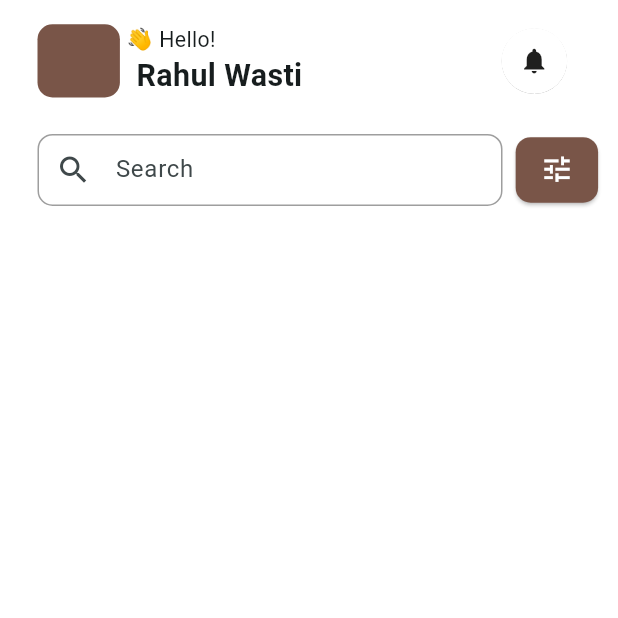
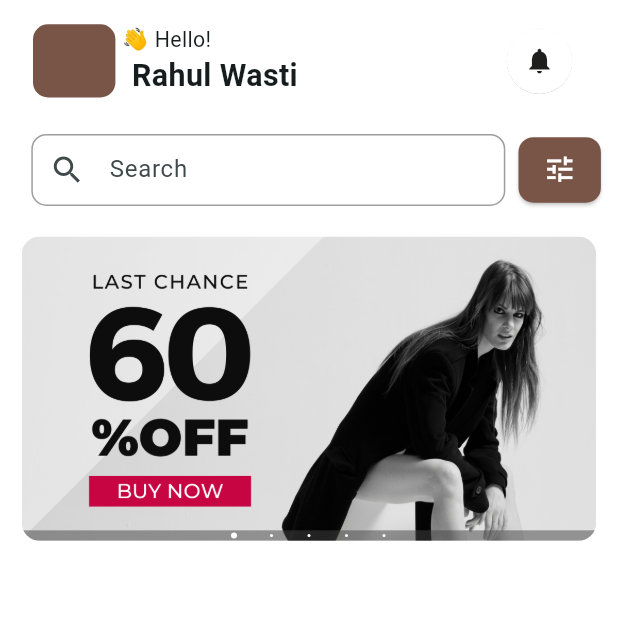
Before and after one commit to Rahulwasti1/CAPSTONE, a Flutter app: the screen it shows after launch, on a phone screen of 412 x 824 dp, the top half of it. Run offline on Flutter 3.47's test engine with Material 3 defaults, Android fonts, the phone set to English and light mode, and no system bars; our stand-ins replace another_carousel_pro, flutter_screenutil.

```diff
--- a/lib/main.dart
+++ b/lib/main.dart
@@ -1,4 +1,3 @@
-import 'package:capstone/login_screen/signup.dart';
 import 'package:capstone/screens/userhome.dart';
 import 'package:flutter/material.dart';
 import 'package:flutter_screenutil/flutter_screenutil.dart';
--- a/lib/screens/userhome.dart
+++ b/lib/screens/userhome.dart
@@ -1,3 +1,4 @@
+import 'package:another_carousel_pro/another_carousel_pro.dart';
 import 'package:flutter/material.dart';
 import 'package:flutter_screenutil/flutter_screenutil.dart';
 
@@ -14,11 +15,11 @@ class _UserhomeState extends State<Userhome> {
     return Scaffold(
       backgroundColor: Colors.white,
       body: SafeArea(
-        child: Padding(
-          padding: const EdgeInsets.only(left: 25),
-          child: Column(
-            children: [
-              Row(
+        child: Column(
+          children: [
+            Padding(
+              padding: const EdgeInsets.only(left: 22),
+              child: Row(
                 children: [
                   SizedBox(height: 80.h),
                   Container(
@@ -47,7 +48,7 @@ class _UserhomeState extends State<Userhome> {
                       )
                     ],
                   ),
-                  SizedBox(width: 90.w),
+                  SizedBox(width: 99.w),
                   Expanded(
                     child: ElevatedButton(
                         onPressed: () {
@@ -64,11 +65,14 @@ class _UserhomeState extends State<Userhome> {
                   ),
                 ],
               ),
-              SizedBox(height: 8.h),
-              Row(
+            ),
+            SizedBox(height: 8.h),
+            Padding(
+              padding: EdgeInsets.only(left: 19.w),
+              child: Row(
                 children: [
                   SizedBox(
-                    width: 310,
+                    width: 316,
                     child: TextField(
                       decoration: InputDecoration(
                           prefixIcon: Icon(Icons.search),
@@ -99,12 +103,33 @@ class _UserhomeState extends State<Userhome> {
                           size: 22.sp,
                         ),
                       )),
-                  SizedBox(height: 10.h),
-
                 ],
-              )
-            ],
-          ),
+              ),
+            ),
+            SizedBox(height: 20.h),
+            Column(
+              children: [
+                SizedBox(
+                  height: 200.h,
+                  width: 383,
+                  child: ClipRRect(
+                    borderRadius: BorderRadius.circular(12),
+                    child: AnotherCarousel(
+                      images: [
+                        AssetImage("assets/banner_images/1.png"),
+                        AssetImage("assets/banner_images/2.png"),
+                        AssetImage("assets/banner_images/3.png"),
+                        AssetImage("assets/banner_images/4.png"),
+                        AssetImage("assets/banner_images/5.png"),
+                      ],
+                      dotSize: 2,
+                      indicatorBgPadding: 1.5,
+                    ),
+                  ),
+                ),
+              ],
+            ),
+          ],
         ),
       ),
     );
--- a/pubspec.yaml
+++ b/pubspec.yaml
@@ -35,6 +35,7 @@ dependencies:
   # Use with the CupertinoIcons class for iOS style icons.
   cupertino_icons: ^1.0.8
   flutter_screenutil: ^5.9.3
+  another_carousel_pro: ^1.0.2
 
 dev_dependencies:
   flutter_test:
@@ -60,6 +61,7 @@ flutter:
   # To add assets to your application, add an assets section, like this:
   assets:
     - assets/images/
+    - assets/banner_images/
 
   # An image asset can refer to one or more resolution-specific "variants", see
   # https://flutter.dev/to/resolution-aware-images
```
Also changed, not shown: assets/banner_images/1.png (added), assets/banner_images/2.png (added), assets/banner_images/3.png (added), assets/banner_images/4.png (added), assets/banner_images/5.png (added), pubspec.lock.
